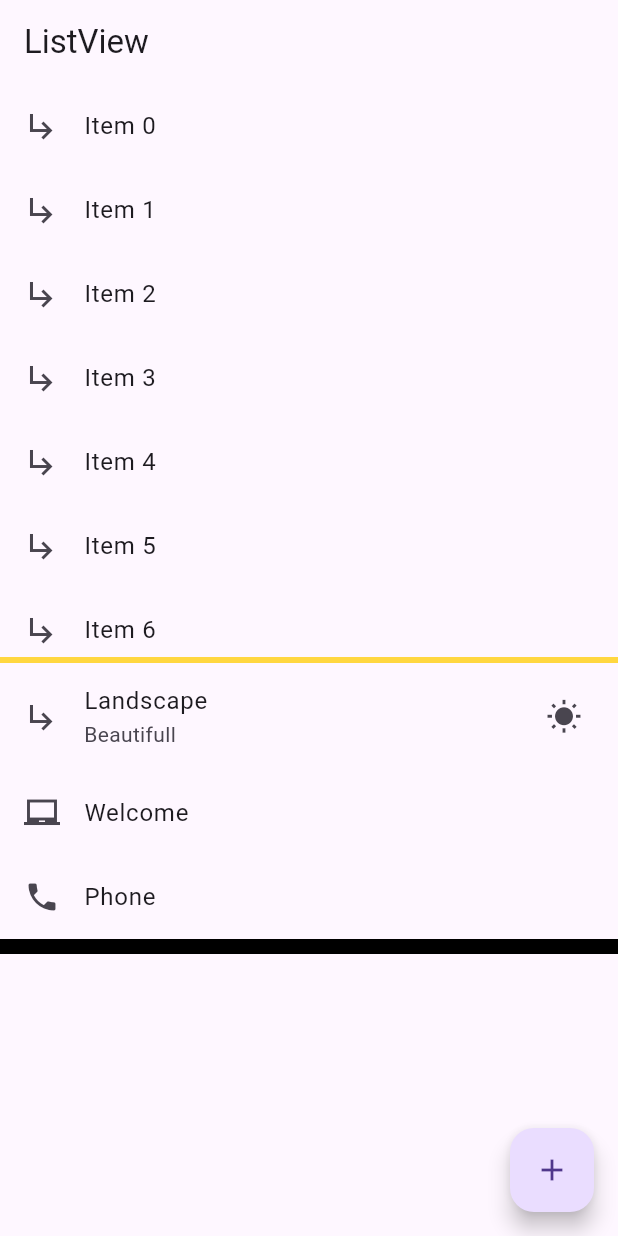
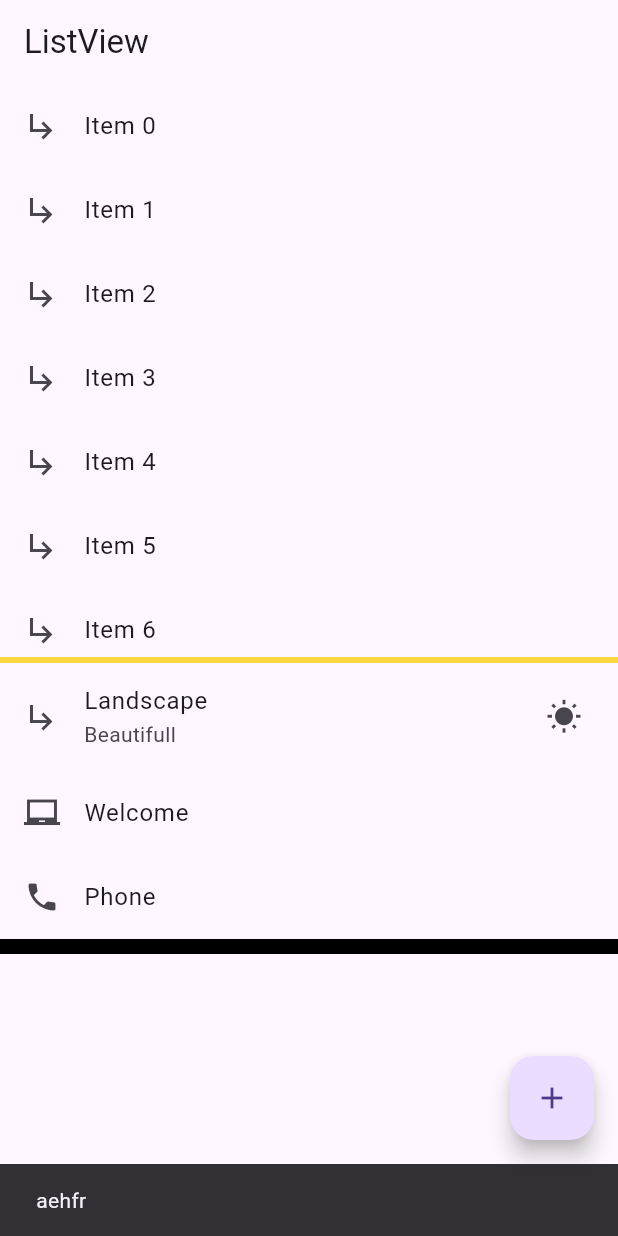
Before and after one commit to Mohammed-Dvlpr/Smartherd_Flutter_Doc, a Flutter app: the screen it shows after launch, after a tap on the "add" icon, on a phone screen of 412 x 824 dp. Run offline on Flutter 3.47's test engine with Material 3 defaults, Android fonts, the phone set to English and light mode, and no system bars.

Commit message:
listView commit

```diff
--- a/lib/listVvew_example.dart
+++ b/lib/listVvew_example.dart
@@ -5,8 +5,21 @@ class ListvvewExample extends StatelessWidget {
 
   @override
   Widget build(BuildContext context) {
-    return MaterialApp(
-      home: Scaffold(
+    return MaterialApp(home: Home());
+  }
+}
+
+class Home extends StatefulWidget {
+  const Home({super.key});
+
+  @override
+  State<Home> createState() => _HomeState();
+}
+
+class _HomeState extends State<Home> {
+  @override
+  Widget build(BuildContext context) {
+    return Scaffold(
       appBar: AppBar(
         title: Text("ListView"),
       ),
@@ -21,9 +34,11 @@ class ListvvewExample extends StatelessWidget {
         ],
       ),
       floatingActionButton: FloatingActionButton(
-          onPressed: () {},
+        onPressed: () {
+          final snackBar = SnackBar(content: Text("aehfr"));
+          ScaffoldMessenger.of(context).showSnackBar(snackBar);
+        },
         child: Icon(Icons.add),
-        ),
       ),
     );
   }
```
Lines whose indentation alone changed are shown as unchanged.
